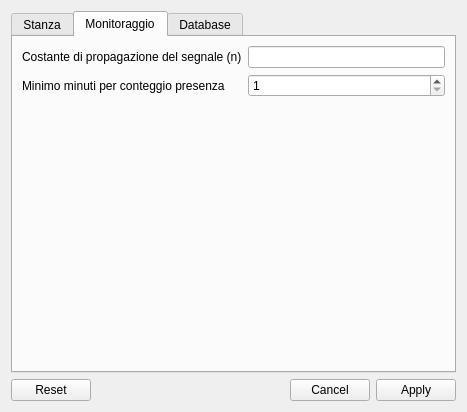
First picture: the form in RoomMonitor/windows/settings.ui, repository PieroMacaluso/RoomMonitor, before the edit.
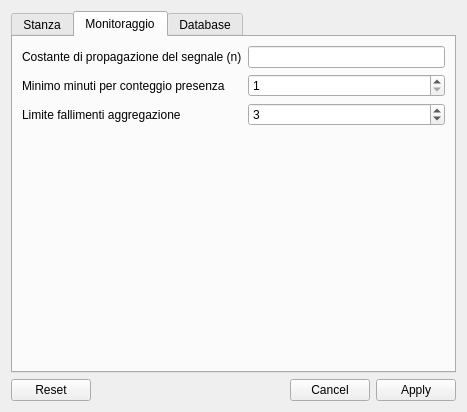
Second picture: the form after the edit. The open tabs and pages were chosen to show the change.

Commit message: [APP] Migliorato annuncio errore schedine non funzionanti e inserimento della configurazione all'interno delle applicazioni per RETRY_STEP_BOARD

What changed in the file:
```diff
--- a/RoomMonitor/windows/settings.ui
+++ b/RoomMonitor/windows/settings.ui
@@ -153,6 +153,29 @@
            </property>
           </widget>
          </item>
+         <item row="2" column="0">
+          <widget class="QLabel" name="retryLabel">
+           <property name="text">
+            <string>Limite fallimenti aggregazione</string>
+           </property>
+          </widget>
+         </item>
+         <item row="2" column="1">
+          <widget class="QSpinBox" name="retryEdit">
+           <property name="minimum">
+            <number>1</number>
+           </property>
+           <property name="maximum">
+            <number>100</number>
+           </property>
+           <property name="value">
+            <number>3</number>
+           </property>
+           <property name="displayIntegerBase">
+            <number>10</number>
+           </property>
+          </widget>
+         </item>
         </layout>
        </item>
       </layout>
```
Left out of the diff: 20 changed lines with no effect on the pictures. The commit also changes 9 other files.
